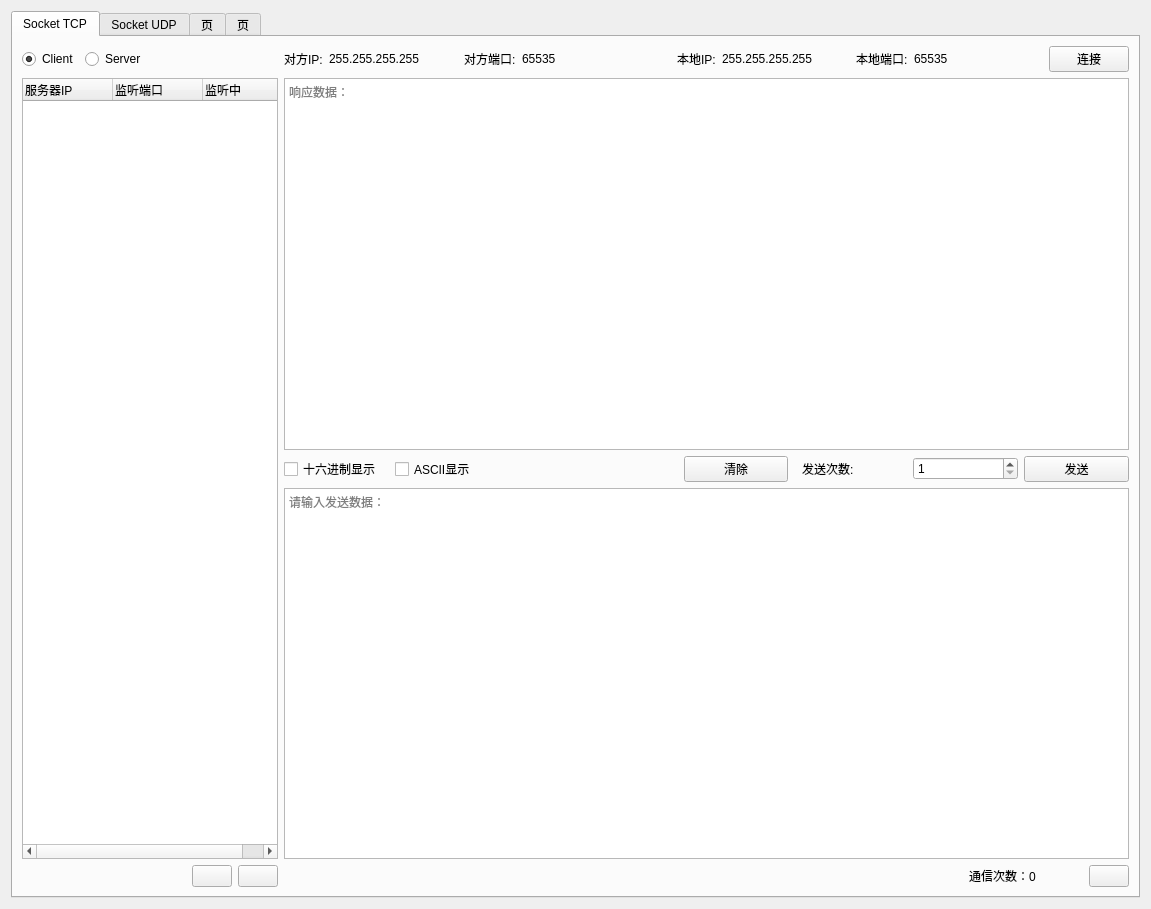
The window that PythonProjects/OmronOfficeSystem/communication/CommunicationUi.ui (MmMmMqianq/OmronOfficeSystem) describes before a commit, drawn with Qt 5.
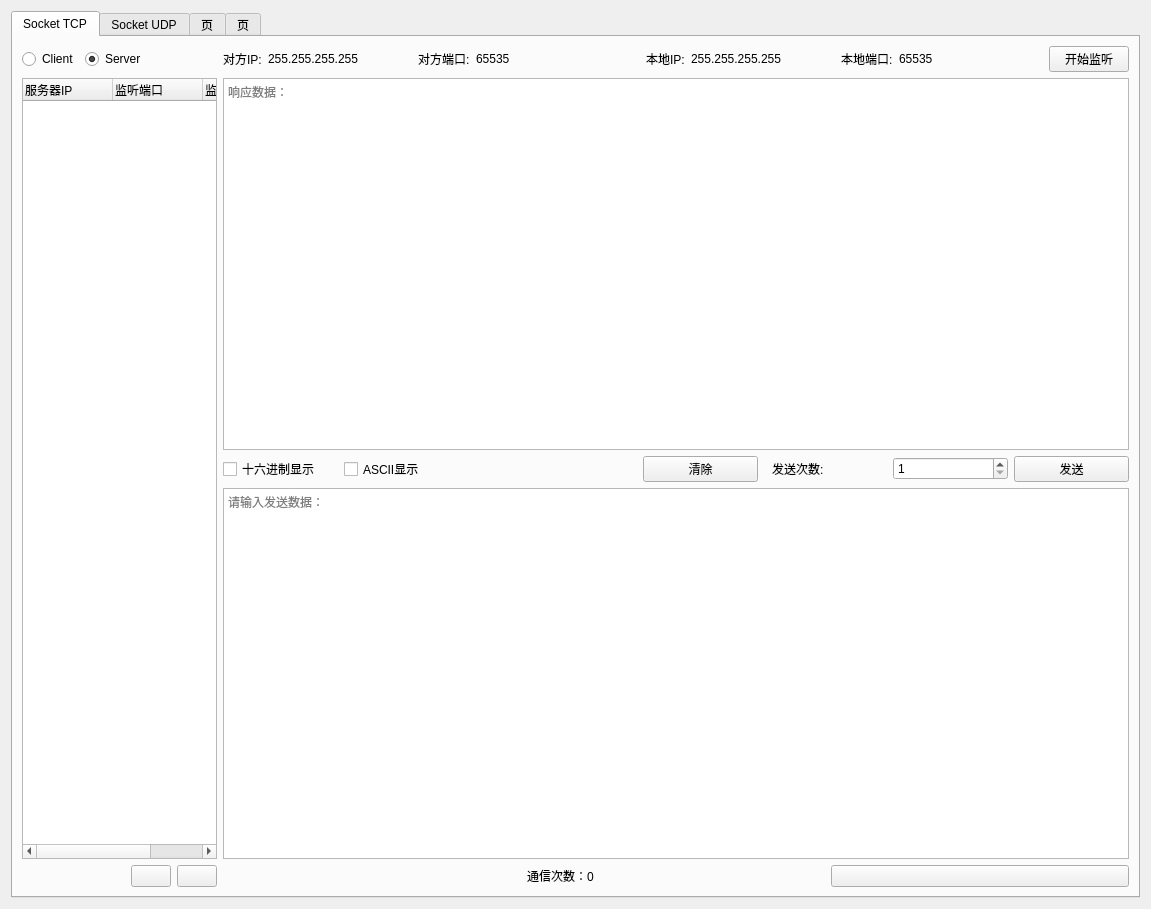
The same window after the commit. Icons and pictures are not drawn.

Diff of the .ui file:
```diff
--- a/PythonProjects/OmronOfficeSystem/communication/CommunicationUi.ui
+++ b/PythonProjects/OmronOfficeSystem/communication/CommunicationUi.ui
@@ -28,122 +28,25 @@
       </attribute>
       <layout class="QVBoxLayout" name="verticalLayout">
        <item>
-        <layout class="QGridLayout" name="gridLayout">
+        <layout class="QGridLayout" name="gridLayout" columnstretch="2,2,1,1,1">
          <property name="horizontalSpacing">
           <number>-1</number>
          </property>
-         <item row="0" column="0" colspan="2">
-          <layout class="QHBoxLayout" name="horizontalLayout_2" stretch="0,0">
-           <property name="spacing">
-            <number>-1</number>
+         <item row="4" column="0">
+          <spacer name="horizontalSpacer_6">
+           <property name="orientation">
+            <enum>Qt::Horizontal</enum>
            </property>
-           <property name="sizeConstraint">
-            <enum>QLayout::SetDefaultConstraint</enum>
+           <property name="sizeType">
+            <enum>QSizePolicy::Fixed</enum>
            </property>
-           <property name="topMargin">
-            <number>0</number>
+           <property name="sizeHint" stdset="0">
+            <size>
+             <width>103</width>
+             <height>20</height>
+            </size>
            </property>
-           <item>
-            <widget class="QRadioButton" name="clientBtn">
-             <property name="sizePolicy">
-              <sizepolicy hsizetype="Fixed" vsizetype="Fixed">
-               <horstretch>0</horstretch>
-               <verstretch>0</verstretch>
-              </sizepolicy>
-             </property>
-             <property name="layoutDirection">
-              <enum>Qt::LeftToRight</enum>
-             </property>
-             <property name="text">
-              <string>Client</string>
-             </property>
-             <property name="checked">
-              <bool>true</bool>
-             </property>
-             <attribute name="buttonGroup">
-              <string notr="true">CSGroup</string>
-             </attribute>
-            </widget>
-           </item>
-           <item>
-            <widget class="QRadioButton" name="serverBtn">
-             <property name="sizePolicy">
-              <sizepolicy hsizetype="Minimum" vsizetype="Fixed">
-               <horstretch>0</horstretch>
-               <verstretch>0</verstretch>
-              </sizepolicy>
-             </property>
-             <property name="text">
-              <string>Server</string>
-             </property>
-             <property name="checked">
-              <bool>false</bool>
-             </property>
-             <attribute name="buttonGroup">
-              <string notr="true">CSGroup</string>
-             </attribute>
-            </widget>
-           </item>
-          </layout>
-         </item>
-         <item row="4" column="1">
-          <layout class="QHBoxLayout" name="horizontalLayout_5">
-           <property name="spacing">
-            <number>-1</number>
-           </property>
-           <item>
-            <widget class="QPushButton" name="minusBtn">
-             <property name="sizePolicy">
-              <sizepolicy hsizetype="Fixed" vsizetype="Fixed">
-               <horstretch>0</horstretch>
-               <verstretch>0</verstretch>
-              </sizepolicy>
-             </property>
-             <property name="toolTip">
-              <string>删除客户端/服务器</string>
-             </property>
-             <property name="text">
-              <string/>
-             </property>
-             <property name="icon">
-              <iconset>
-               <normaloff>images/minus.png</normaloff>images/minus.png</iconset>
-             </property>
-            </widget>
-           </item>
-           <item>
-            <widget class="QPushButton" name="plusBtn">
-             <property name="sizePolicy">
-              <sizepolicy hsizetype="Fixed" vsizetype="Fixed">
-               <horstretch>0</horstretch>
-               <verstretch>0</verstretch>
-              </sizepolicy>
-             </property>
-             <property name="baseSize">
-              <size>
-               <width>0</width>
-               <height>0</height>
-              </size>
-             </property>
-             <property name="toolTip">
-              <string>增加客户端/服务器</string>
-             </property>
-             <property name="text">
-              <string/>
-             </property>
-             <property name="icon">
-              <iconset>
-               <normaloff>images/plus.png</normaloff>images/plus.png</iconset>
-             </property>
-             <property name="iconSize">
-              <size>
-               <width>16</width>
-               <height>16</height>
-              </size>
-             </property>
-            </widget>
-           </item>
-          </layout>
+          </spacer>
          </item>
          <item row="4" column="4">
           <widget class="QPushButton" name="settingBtn">
@@ -296,6 +199,139 @@
            </item>
           </layout>
          </item>
+         <item row="1" column="2" colspan="3">
+          <widget class="QTextEdit" name="recvTextEdit">
+           <property name="placeholderText">
+            <string>响应数据：</string>
+           </property>
+          </widget>
+         </item>
+         <item row="4" column="2">
+          <spacer name="horizontalSpacer_2">
+           <property name="orientation">
+            <enum>Qt::Horizontal</enum>
+           </property>
+           <property name="sizeHint" stdset="0">
+            <size>
+             <width>168</width>
+             <height>20</height>
+            </size>
+           </property>
+          </spacer>
+         </item>
+         <item row="0" column="0" colspan="2">
+          <layout class="QHBoxLayout" name="horizontalLayout_2" stretch="0,0">
+           <property name="spacing">
+            <number>-1</number>
+           </property>
+           <property name="sizeConstraint">
+            <enum>QLayout::SetDefaultConstraint</enum>
+           </property>
+           <property name="topMargin">
+            <number>0</number>
+           </property>
+           <item>
+            <widget class="QRadioButton" name="clientBtn">
+             <property name="sizePolicy">
+              <sizepolicy hsizetype="Fixed" vsizetype="Fixed">
+               <horstretch>0</horstretch>
+               <verstretch>0</verstretch>
+              </sizepolicy>
+             </property>
+             <property name="layoutDirection">
+              <enum>Qt::LeftToRight</enum>
+             </property>
+             <property name="text">
+              <string>Client</string>
+             </property>
+             <property name="checked">
+              <bool>false</bool>
+             </property>
+             <attribute name="buttonGroup">
+              <string notr="true">CSGroup</string>
+             </attribute>
+            </widget>
+           </item>
+           <item>
+            <widget class="QRadioButton" name="serverBtn">
+             <property name="sizePolicy">
+              <sizepolicy hsizetype="Minimum" vsizetype="Fixed">
+               <horstretch>0</horstretch>
+               <verstretch>0</verstretch>
+              </sizepolicy>
+             </property>
+             <property name="text">
+              <string>Server</string>
+             </property>
+             <property name="checked">
+              <bool>true</bool>
+             </property>
+             <attribute name="buttonGroup">
+              <string notr="true">CSGroup</string>
+             </attribute>
+            </widget>
+           </item>
+          </layout>
+         </item>
+         <item row="4" column="1">
+          <layout class="QHBoxLayout" name="horizontalLayout_5">
+           <property name="spacing">
+            <number>-1</number>
+           </property>
+           <item>
+            <widget class="QPushButton" name="minusBtn">
+             <property name="sizePolicy">
+              <sizepolicy hsizetype="Fixed" vsizetype="Fixed">
+               <horstretch>0</horstretch>
+               <verstretch>0</verstretch>
+              </sizepolicy>
+             </property>
+             <property name="toolTip">
+              <string>删除客户端/服务器</string>
+             </property>
+             <property name="text">
+              <string/>
+             </property>
+             <property name="icon">
+              <iconset>
+               <normaloff>images/minus.png</normaloff>images/minus.png</iconset>
+             </property>
+            </widget>
+           </item>
+           <item>
+            <widget class="QPushButton" name="plusBtn">
+             <property name="sizePolicy">
+              <sizepolicy hsizetype="Fixed" vsizetype="Fixed">
+               <horstretch>0</horstretch>
+               <verstretch>0</verstretch>
+              </sizepolicy>
+             </property>
+             <property name="baseSize">
+              <size>
+               <width>0</width>
+               <height>0</height>
+              </size>
+             </property>
+             <property name="toolTip">
+              <string>增加客户端/服务器</string>
+             </property>
+             <property name="text">
+              <string/>
+             </property>
+             <property name="icon">
+              <iconset>
+               <normaloff>images/plus.png</normaloff>images/plus.png</iconset>
+             </property>
+             <property name="iconSize">
+              <size>
+               <width>16</width>
+               <height>16</height>
+              </size>
+             </property>
+            </widget>
+           </item>
+          </layout>
+         </item>
          <item row="0" column="2" colspan="3">
           <layout class="QHBoxLayout" name="horizontalLayout_4">
            <item>
@@ -403,7 +439,7 @@
               </sizepolicy>
              </property>
              <property name="text">
-              <string>连接</string>
+              <string>开始监听</string>
              </property>
              <property name="checkable">
               <bool>true</bool>
@@ -412,13 +448,6 @@
            </item>
           </layout>
          </item>
-         <item row="1" column="2" colspan="3">
-          <widget class="QTextEdit" name="recvTextEdit">
-           <property name="placeholderText">
-            <string>响应数据：</string>
-           </property>
-          </widget>
-         </item>
          <item row="3" column="2" colspan="3">
           <widget class="QTextEdit" name="sendTextEdit">
            <property name="readOnly">
@@ -429,13 +458,6 @@
            </property>
           </widget>
          </item>
-         <item row="4" column="3">
-          <widget class="QLabel" name="label_9">
-           <property name="text">
-            <string>通信次数：0              </string>
-           </property>
-          </widget>
-         </item>
          <item row="1" column="0" rowspan="3" colspan="2">
           <widget class="QTreeWidget" name="CSTree">
            <property name="selectionMode">
@@ -473,6 +495,13 @@
            </column>
           </widget>
          </item>
+         <item row="4" column="3">
+          <widget class="QLabel" name="label_9">
+           <property name="text">
+            <string>通信次数：0              </string>
+           </property>
+          </widget>
+         </item>
         </layout>
        </item>
       </layout>
```
Left out of the diff: 31 changed lines with no effect on the pictures.
